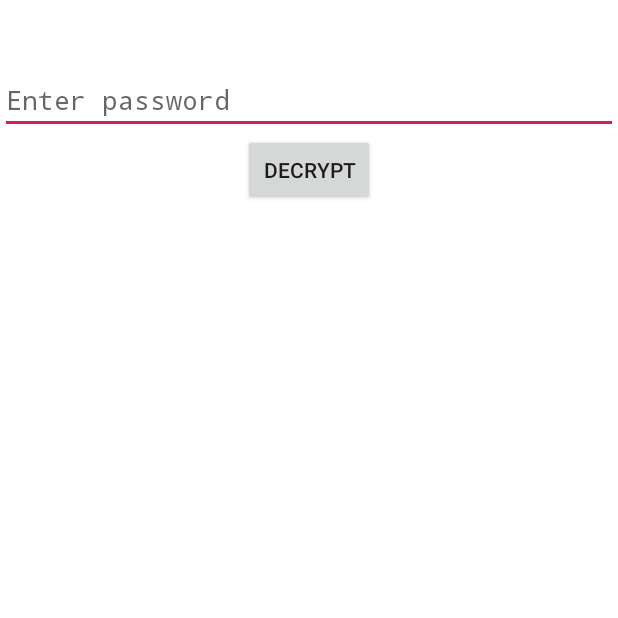
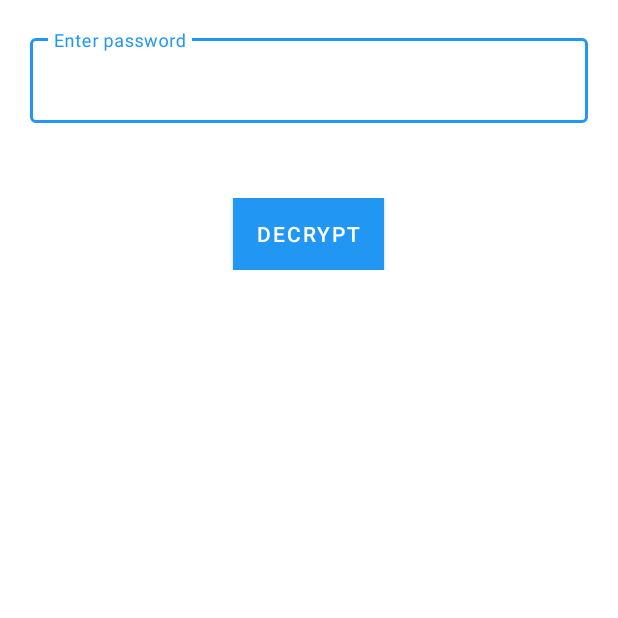
Before and after one commit to AlekseyM73/SecureRepo, an Android app: the EnterPasswordActivity screen opened directly, with no data from a screen before it, on a phone screen of 412 x 824 dp, the top half of it. Run offline under Robolectric (Android 15) with nearby library versions, the phone set to English and light mode, and no system bars.

Commit message:
Apply Material Design to the "enter password screen"

```diff
--- a/app/src/main/res/layout/activity_enter_password.xml
+++ b/app/src/main/res/layout/activity_enter_password.xml
@@ -1,25 +1,42 @@
 <?xml version="1.0" encoding="utf-8"?>
-<LinearLayout xmlns:android="http://schemas.android.com/apk/res/android"
-    android:id="@+id/enterPasswordActivity"
+<ScrollView
+xmlns:android="http://schemas.android.com/apk/res/android"
+xmlns:app="http://schemas.android.com/apk/res-auto"
+android:layout_width="match_parent"
+android:layout_height="wrap_content">
+<LinearLayout
     android:layout_width="match_parent"
-    android:layout_height="match_parent"
-    android:orientation="vertical"
-    >
+    android:layout_height="wrap_content"
+    android:layout_margin="@dimen/cat_textfield_standard_spacing"
+    android:orientation="vertical">
 
-    <EditText
-        android:id="@+id/enterPasswordActivityEditText"
-       android:layout_marginTop="44dp"
+    <com.google.android.material.textfield.TextInputLayout
+        style="@style/Widget.MaterialComponents.TextInputLayout.OutlinedBox"
         android:layout_width="match_parent"
         android:layout_height="wrap_content"
-        android:inputType="textPassword"
-        android:hint="@string/enterPassword"/>
+        android:layout_margin="4dp"
+        android:hint="@string/enterPassword"
+        app:helperTextEnabled="true">
 
-    <Button
-        android:id="@+id/enterPasswordActivityButtonEnter"
-        android:layout_width="wrap_content"
-        android:layout_height="wrap_content"
-        android:text="@string/decrypt"
-        android:layout_gravity="center"
-        />
+        <com.google.android.material.textfield.TextInputEditText
+            android:id="@+id/enterPasswordActivityEditText"
+            android:layout_width="match_parent"
+            android:layout_height="wrap_content"
+            android:inputType="textPassword" />
+    </com.google.android.material.textfield.TextInputLayout>
+
+    <androidx.coordinatorlayout.widget.CoordinatorLayout
+        android:layout_width="match_parent"
+        android:layout_height="match_parent"
+        android:paddingTop="46dp">
+        <com.google.android.material.button.MaterialButton
+            android:layout_width="wrap_content"
+            android:layout_height="wrap_content"
+            android:layout_gravity="center"
+            android:id="@+id/enterPasswordActivityButtonEnter"
+            android:text="@string/decrypt"
+            android:background="@color/colorPrimary"/>
+    </androidx.coordinatorlayout.widget.CoordinatorLayout>
 
 </LinearLayout>
+</ScrollView>
```
